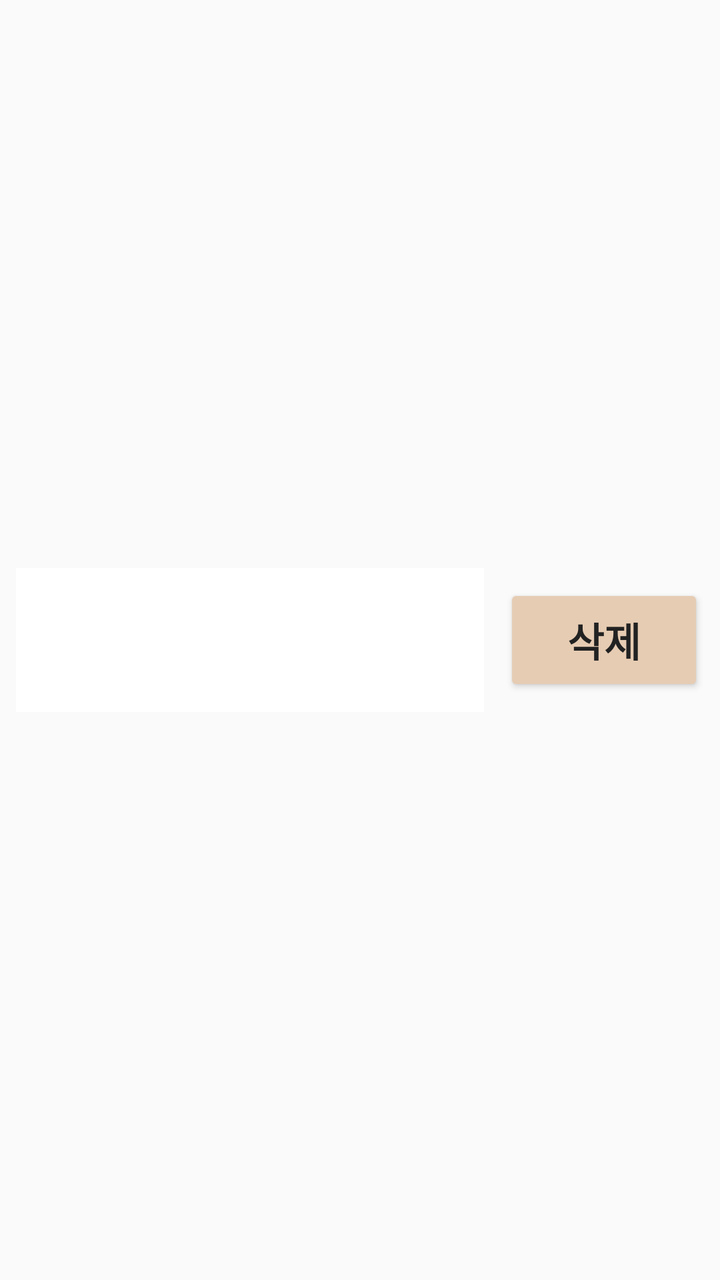
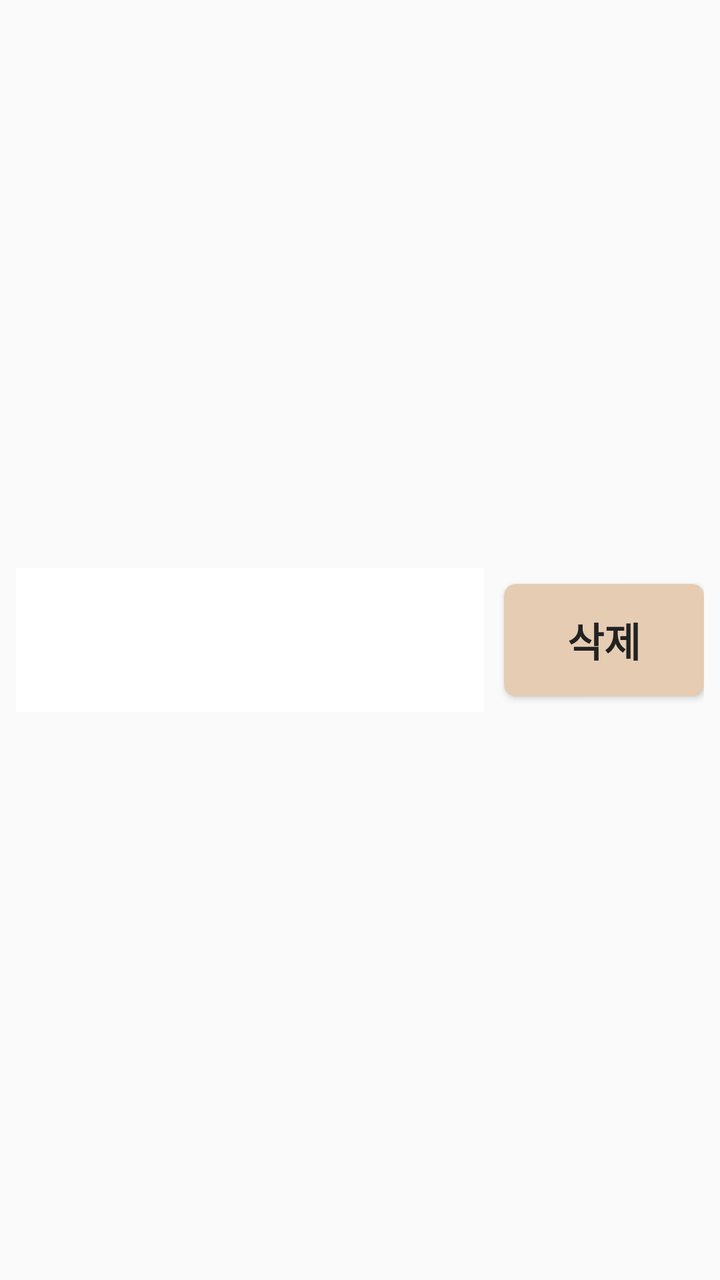

An Android layout rendered at two revisions. The XML below is the earlier revision; the diff shows what the commit changed to produce the second picture.
<!-- AndroidManifest.xml: application theme Theme.Medicell -->
<!-- res/layout/item_pill.xml -->
<?xml version="1.0" encoding="utf-8"?>
<LinearLayout xmlns:android="http://schemas.android.com/apk/res/android"
    android:layout_width="match_parent"
    android:layout_height="wrap_content"
    android:orientation="horizontal"
    android:gravity="center_vertical"
    android:padding="8dp">

    <TextView
        android:id="@+id/tvName"
        android:layout_width="0dp"
        android:layout_height="72dp"
        android:layout_weight="1"
        android:gravity="center_vertical"
        android:textStyle="bold"
        android:textSize="24sp"
        android:textColor="#222222"
        android:paddingStart="16dp"
        android:paddingEnd="16dp"
        android:background="#FFFFFF" />

    <Button
        android:id="@+id/btnDeleteItem"
        android:layout_width="100dp"
        android:layout_height="56dp"
        android:layout_marginStart="10dp"
        android:text="@string/delete"
        android:textSize="20sp"
        android:textStyle="bold"
        android:textColor="#222222"
        android:backgroundTint="#E6CCB3" />
</LinearLayout>
<!-- resources referenced by this layout -->
<resources>
  <string name="delete">삭제</string>
  <style name="Theme.Medicell" parent="Theme.AppCompat.DayNight.NoActionBar">
          <item name="colorPrimary">@color/purple_500</item>
          <item name="colorPrimaryDark">@color/purple_700</item>
          <item name="colorAccent">@color/teal_200</item>
      </style>
  <color name="purple_500">#FF6200EE</color>
  <color name="purple_700">#FF3700B3</color>
  <color name="teal_200">#FF03DAC5</color>
</resources>

<!-- the commit's change to res/layout/item_pill.xml (unified diff, before → after) -->
@@ -4,7 +4,9 @@
     android:layout_height="wrap_content"
     android:orientation="horizontal"
     android:gravity="center_vertical"
-    android:padding="8dp">
+    android:padding="8dp"
+    android:clickable="true"
+    android:focusable="true">
 
     <TextView
         android:id="@+id/tvName"
@@ -24,9 +26,9 @@
         android:layout_width="100dp"
         android:layout_height="56dp"
         android:layout_marginStart="10dp"
+        android:background="@drawable/delete_button_bg"
         android:text="@string/delete"
+        android:textColor="#222222"
         android:textSize="20sp"
-        android:textStyle="bold"
-        android:textColor="#222222"
-        android:backgroundTint="#E6CCB3" />
+        android:textStyle="bold" />
 </LinearLayout>
<!-- resource entries referenced after the edit -->
@@ -1,5 +1,14 @@
 <!-- resources referenced by this layout -->
 <resources>
+  <!-- drawable delete_button_bg (drawable) -->
+  <?xml version="1.0" encoding="utf-8"?>
+  <shape xmlns:android="http://schemas.android.com/apk/res/android"
+      android:shape="rectangle">
+  
+      <solid android:color="#E6CCB3" />
+      <corners android:radius="6dp" />
+  
+  </shape>
   <string name="delete">삭제</string>
   <style name="Theme.Medicell" parent="Theme.AppCompat.DayNight.NoActionBar">
           <item name="colorPrimary">@color/purple_500</item>
